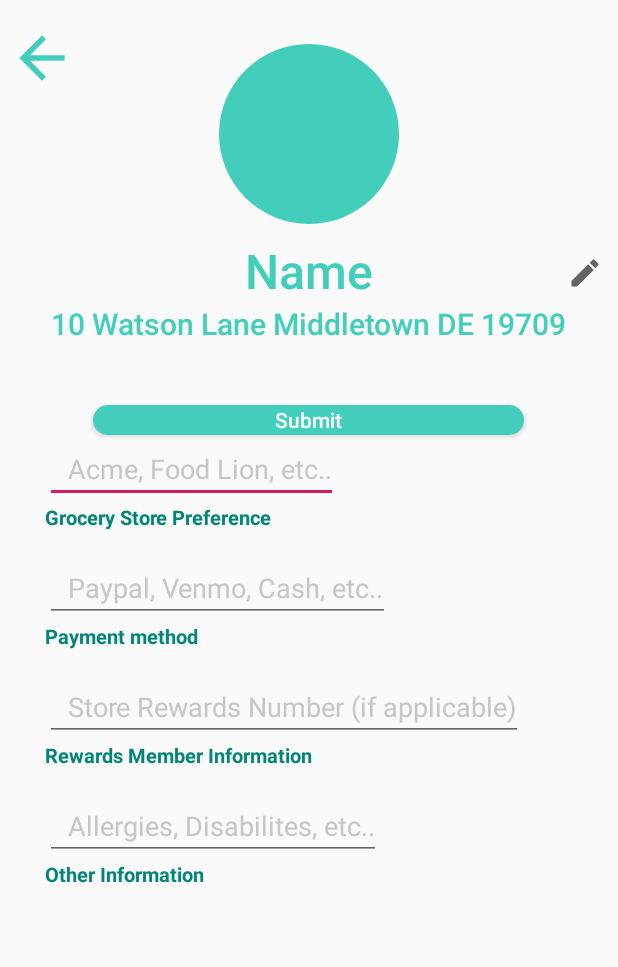
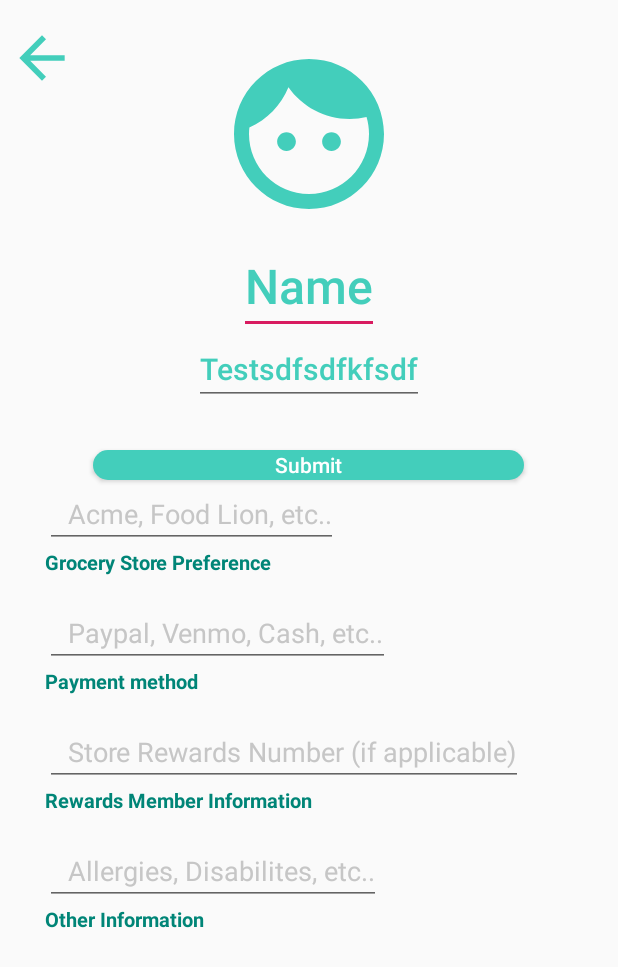
Before and after one commit to masher1/GroceryShare, an Android app: the layout personal_activity.xml on its own in the app's theme, with its tools: preview values and no code run, on a phone screen of 412 x 824 dp. Shown: the top 967 px of the screen. Run offline under Robolectric (Android 15) with nearby library versions, the light colour scheme and no system bars.

Commit message:
Updated Personal Activity Profile Pic

```diff
--- a/app/build.gradle
+++ b/app/build.gradle
@@ -13,6 +13,7 @@ android {
         targetSdkVersion 30
         versionCode 1
         versionName "1.0"
+        multiDexEnabled true
 
         testInstrumentationRunner "androidx.test.runner.AndroidJUnitRunner"
     }
@@ -49,6 +50,11 @@ dependencies {
     implementation "androidx.core:core-ktx:+"
     implementation "androidx.lifecycle:lifecycle-viewmodel-ktx:2.2.0"
     implementation "org.jetbrains.kotlin:kotlin-stdlib-jdk7:$kotlin_version"
+    //Importing Glide library.
+    implementation ("com.github.bumptech.glide:glide:4.11.0") {
+        exclude group: "com.android.support"
+    }
+    implementation 'com.android.support:multidex:1.0.3'
 
 
 }
--- a/app/src/main/AndroidManifest.xml
+++ b/app/src/main/AndroidManifest.xml
@@ -54,5 +54,11 @@
     </application>
 
     <uses-permission android:name="android.permission.INTERNET" />
+    <uses-permission android:name="android.permission.WRITE_EXTERNAL_STORAGE" />
+    <uses-permission android:name="android.permission.READ_EXTERNAL_STORAGE" />
+    <uses-permission android:name="android.permission.CAMERA" />
+    <uses-feature android:name="android.hardware.camera" />
+    <uses-feature android:name="android.hardware.camera.autofocus" />
+    <uses-feature android:name="android.hardware.camera.flash" />
 
 </manifest>
--- a/app/src/main/res/layout/personal_activity.xml
+++ b/app/src/main/res/layout/personal_activity.xml
@@ -9,9 +9,8 @@
   <RelativeLayout
         android:id="@+id/rellay1"
         android:layout_width="match_parent"
-        android:layout_height="260dp"
+        android:layout_height="290dp"
         android:paddingBottom="20dp">
-
 
 
       <LinearLayout
@@ -49,14 +48,13 @@
                 android:layout_marginRight="9dp"
                 android:layout_marginBottom="9dp"
                 android:adjustViewBounds="true"
-                android:background="@drawable/circleshape"
-                android:padding="3dp"
-                android:scaleType="centerInside" />
+                android:onClick="handleImageClick"
+                android:src="@drawable/ic_face_black_24dp" />
 
 
         </RelativeLayout>
 
-        <TextView
+        <EditText
             android:id="@+id/nameid"
             android:layout_width="wrap_content"
             android:layout_height="wrap_content"
@@ -68,25 +66,17 @@
             android:textColor="@color/greencolor"
             android:textSize="32sp" />
 
-        <ImageView
-            android:layout_width="40dp"
-            android:layout_height="40dp"
-            android:layout_toRightOf="@+id/addressid"
-            android:layout_above="@id/addressid"
-            android:layout_marginRight="10dp"
-            android:src="@drawable/ic_baseline_edit_24" />
-
-        <TextView
+      <EditText
           android:id="@+id/addressid"
           android:layout_width="wrap_content"
           android:layout_height="wrap_content"
           android:layout_below="@+id/nameid"
           android:layout_centerHorizontal="true"
           android:fontFamily="sans-serif-light"
-            android:textStyle="bold"
-            android:text="10 Watson Lane Middletown DE 19709"
+          android:text="Testsdfsdfkfsdf"
           android:textColor="@color/greencolor"
-            android:textSize="20sp" />
+          android:textSize="20sp"
+          android:textStyle="bold" />
 
 
     </RelativeLayout>
--- a/app/src/main/res/values/strings.xml
+++ b/app/src/main/res/values/strings.xml
@@ -83,7 +83,6 @@
     <string name="next">Next</string>
     <string name="can_upload_multiple_photos">*Can upload multiple photos</string>
     <string name="log_out">Log Out</string>
-    <string name="log_out">Log Out</string>
     <string-array name="frequency">
         <item>Select Frequency</item>
         <item>Daily</item>
```
Also changed, not shown: app/src/main/java/com/example/groceryshare/PersonalActivity.java (+152 -48 lines). Lines whose indentation alone changed are shown as unchanged.
